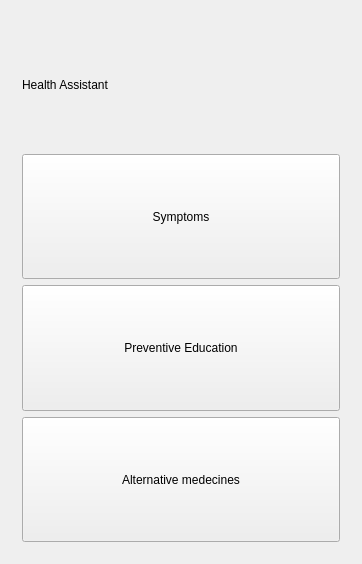
yogeshmangaj/Smartphone-based-Healthcare-assistant, file widget.ui: the form before one commit.
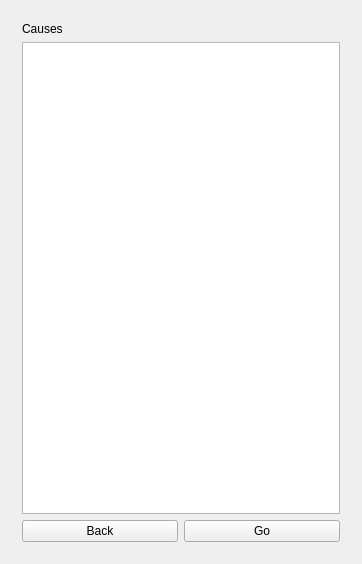
The form after the commit. The open tabs and pages were chosen to show the change.

Commit message: Added causes, description views.

Diff of the .ui file:
```diff
--- a/widget.ui
+++ b/widget.ui
@@ -19,7 +19,7 @@
   <property name="windowTitle">
    <string>Widget</string>
   </property>
-  <layout class="QVBoxLayout" name="verticalLayout">
+  <layout class="QHBoxLayout" name="horizontalLayout_3">
    <item>
     <widget class="QStackedWidget" name="stackedWidget">
      <property name="sizePolicy">
@@ -55,11 +55,14 @@
        <item>
         <widget class="QPushButton" name="pushButton">
          <property name="sizePolicy">
-          <sizepolicy hsizetype="Expanding" vsizetype="Expanding">
+          <sizepolicy hsizetype="Expanding" vsizetype="Minimum">
            <horstretch>0</horstretch>
            <verstretch>0</verstretch>
           </sizepolicy>
          </property>
+         <property name="autoFillBackground">
+          <bool>true</bool>
+         </property>
          <property name="text">
           <string>Symptoms</string>
          </property>
@@ -68,7 +71,7 @@
        <item>
         <widget class="QPushButton" name="pushButton_2">
          <property name="sizePolicy">
-          <sizepolicy hsizetype="Minimum" vsizetype="Expanding">
+          <sizepolicy hsizetype="Expanding" vsizetype="Minimum">
            <horstretch>0</horstretch>
            <verstretch>0</verstretch>
           </sizepolicy>
@@ -81,7 +84,7 @@
        <item>
         <widget class="QPushButton" name="pushButton_3">
          <property name="sizePolicy">
-          <sizepolicy hsizetype="Minimum" vsizetype="Expanding">
+          <sizepolicy hsizetype="Expanding" vsizetype="Minimum">
            <horstretch>0</horstretch>
            <verstretch>0</verstretch>
           </sizepolicy>
@@ -209,6 +212,70 @@
        </item>
       </layout>
      </widget>
+     <widget class="QWidget" name="page_5">
+      <layout class="QVBoxLayout" name="verticalLayout">
+       <item>
+        <widget class="QLabel" name="label_5">
+         <property name="text">
+          <string>Causes</string>
+         </property>
+        </widget>
+       </item>
+       <item>
+        <widget class="QListView" name="listView_4"/>
+       </item>
+       <item>
+        <layout class="QHBoxLayout" name="horizontalLayout_4">
+         <item>
+          <widget class="QPushButton" name="pushButton_9">
+           <property name="text">
+            <string>Back</string>
+           </property>
+          </widget>
+         </item>
+         <item>
+          <widget class="QPushButton" name="pushButton_10">
+           <property name="text">
+            <string>Go</string>
+           </property>
+          </widget>
+         </item>
+        </layout>
+       </item>
+      </layout>
+     </widget>
+     <widget class="QWidget" name="page_6">
+      <layout class="QVBoxLayout" name="verticalLayout_2">
+       <item>
+        <widget class="QLabel" name="label_6">
+         <property name="text">
+          <string>Description</string>
+         </property>
+        </widget>
+       </item>
+       <item>
+        <widget class="QTextBrowser" name="textBrowser"/>
+       </item>
+       <item>
+        <layout class="QHBoxLayout" name="horizontalLayout_5">
+         <item>
+          <widget class="QPushButton" name="pushButton_12">
+           <property name="text">
+            <string> Back</string>
+           </property>
+          </widget>
+         </item>
+         <item>
+          <widget class="QPushButton" name="pushButton_11">
+           <property name="text">
+            <string>Share</string>
+           </property>
+          </widget>
+         </item>
+        </layout>
+       </item>
+      </layout>
+     </widget>
     </widget>
    </item>
   </layout>
```
Left out of the diff: 39 changed lines with no effect on the pictures. The commit also changes 4 other files.
